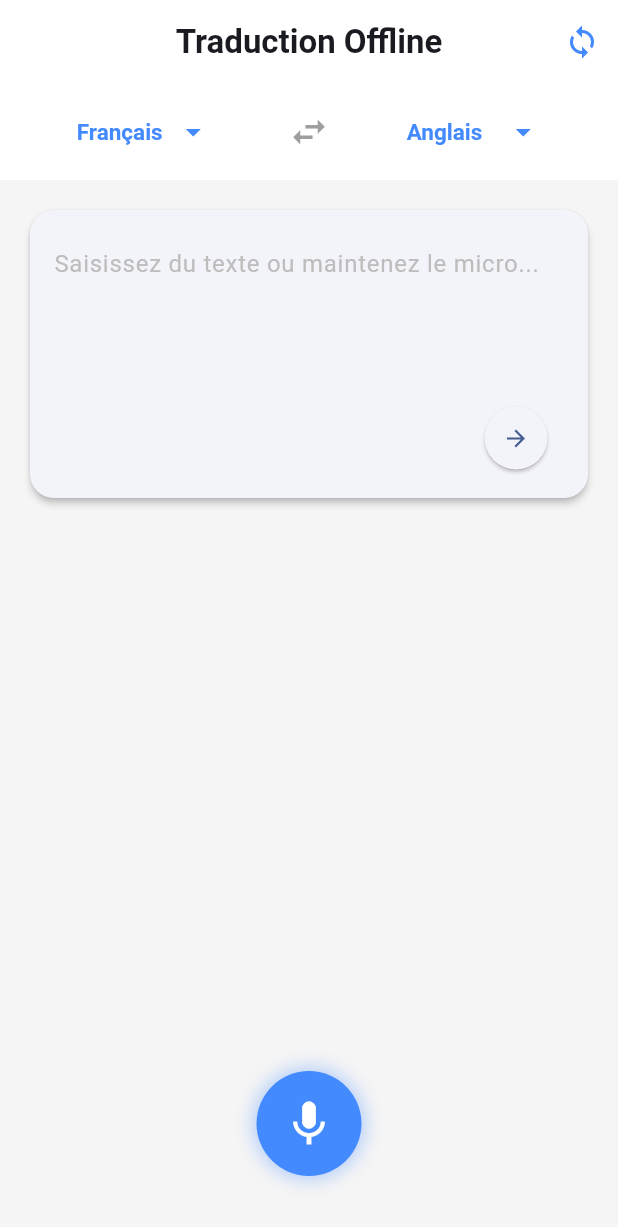
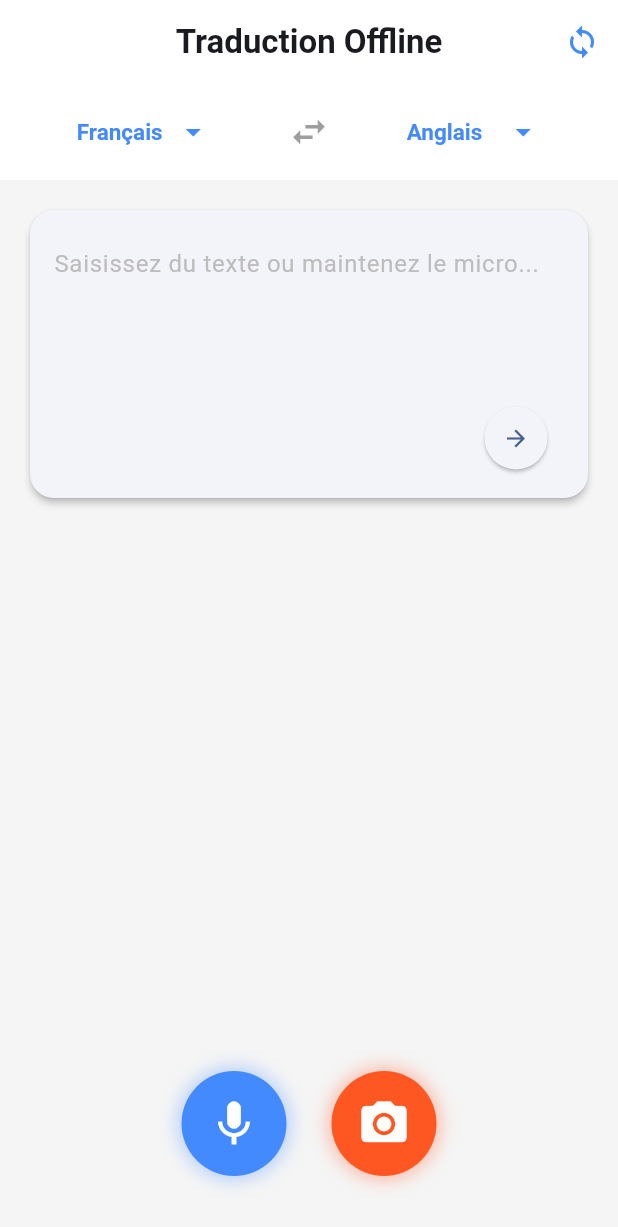
Before and after one commit to Julien-Bui/Offline-Translator, a Flutter app: the screen it shows after launch, after a tap on the "arrow forward" icon, on a phone screen of 412 x 824 dp. Shown: the top 1227 px of the screen. Run offline on Flutter 3.47's test engine with Material 3 defaults, Android fonts, the phone set to English and light mode, and no system bars; our stand-ins replace permission_handler, speech_to_text; missing offline and left inert: google_mlkit_translation.

Commit message:
update the apk

```diff
--- a/mobile/lib/db/local_db.dart
+++ /dev/null
@@ -1,41 +0,0 @@
-import 'package:sqflite/sqflite.dart';
-import 'package:path/path.dart';
-
-class LocalDatabase {
-  static final LocalDatabase instance = LocalDatabase._init();
-  static Database? _database;
-
-  LocalDatabase._init();
-
-  Future<Database> get database async {
-    if (_database != null) return _database!;
-    _database = await _initDB('translator_history.db');
-    return _database!;
-  }
-
-  Future<Database> _initDB(String filePath) async {
-    final dbPath = await getDatabasesPath();
-    return await openDatabase(join(dbPath, filePath), version: 1, onCreate: _createDB);
-  }
-
-  Future _createDB(Database db, int version) async {
-    await db.execute('''
-      CREATE TABLE history (
-        id INTEGER PRIMARY KEY AUTOINCREMENT,
-        sourceLang TEXT NOT NULL,
-        targetLang TEXT NOT NULL,
-        original TEXT NOT NULL,
-        translated TEXT NOT NULL,
-        timestamp TEXT NOT NULL
-      )
-    ''');
-  }
-
-  Future<void> insertTranslation({required String sourceLang, required String targetLang, required String original, required String translated}) async {
-    final db = await instance.database;
-    await db.insert('history', {
-      'sourceLang': sourceLang, 'targetLang': targetLang, 'original': original, 'translated': translated,
-      'timestamp': DateTime.now().toIso8601String(),
-    });
-  }
-}
--- a/mobile/lib/main.dart
+++ b/mobile/lib/main.dart
@@ -2,12 +2,11 @@ import 'package:flutter/material.dart';
 import 'package:speech_to_text/speech_to_text.dart' as stt;
 import 'package:permission_handler/permission_handler.dart';
 import 'package:google_mlkit_translation/google_mlkit_translation.dart';
-import 'db/local_db.dart';
 import 'sync/sync_service.dart';
+import 'services/image_translator.dart';
 
 void main() async {
   WidgetsFlutterBinding.ensureInitialized();
-  await LocalDatabase.instance.database;
   runApp(const OfflineTranslatorApp());
 }
 
@@ -35,10 +34,13 @@ class TranslationScreen extends StatefulWidget {
 class _TranslationScreenState extends State<TranslationScreen> {
   final TextEditingController _inputController = TextEditingController();
   final stt.SpeechToText _speech = stt.SpeechToText();
+  final ImageTranslator _imageTranslator = ImageTranslator();
 
   String _translatedText = "";
   bool _isTranslating = false;
   bool _isListening = false;
+  bool _isProcessingImage = false;
+  String? _ocrRectoText; // Text from front side (for recto-verso)
 
   String _sourceLang = "Français";
   String _targetLang = "Anglais";
@@ -156,13 +158,7 @@ class _TranslationScreenState extends State<TranslationScreen> {
         _isTranslating = false;
       });
 
-      await LocalDatabase.instance.insertTranslation(
-        sourceLang: _sourceLang.substring(0, 2).toLowerCase(),
-        targetLang: _targetLang.substring(0, 2).toLowerCase(),
-        original: text,
-        translated: realTranslation,
-      );
-      // Les données restent uniquement en local (Privacy-First)
+      // Privacy-First: NO history saved, NO data retained
     } catch (e) {
       debugPrint("Translation error: $e");
       setState(() {
@@ -185,7 +181,7 @@ class _TranslationScreenState extends State<TranslationScreen> {
             _inputController.text = val.recognizedWords;
           });
         },
-        localeId: _sttLocales[_sourceLang] ?? "en_US",
+        listenOptions: stt.SpeechListenOptions(localeId: _sttLocales[_sourceLang] ?? "en_US"),
       );
     }
   }
@@ -197,6 +193,129 @@ class _TranslationScreenState extends State<TranslationScreen> {
       _translate();
     }
   }
+
+  /// Requests camera permission with a clear explanation dialog.
+  Future<bool> _requestCameraPermission() async {
+    var status = await Permission.camera.status;
+
+    if (status.isDenied) {
+      if (!mounted) return false;
+      final shouldRequest = await showDialog<bool>(
+        context: context,
+        builder: (ctx) => AlertDialog(
+          title: const Text('Permission Caméra'),
+          content: const Text(
+            'L\'application a besoin d\'accéder à votre caméra pour photographier du texte et le traduire.\n\n'
+            '📸 La photo est analysée localement puis supprimée immédiatement.\n'
+            '🔒 Aucune image n\'est sauvegardée ni envoyée sur Internet.',
+          ),
+          actions: [
+            TextButton(
+              onPressed: () => Navigator.pop(ctx, false),
+              child: const Text('Refuser', style: TextStyle(color: Colors.grey)),
+            ),
+            ElevatedButton(
+              onPressed: () => Navigator.pop(ctx, true),
+              style: ElevatedButton.styleFrom(backgroundColor: Colors.deepOrange),
+              child: const Text('Autoriser', style: TextStyle(color: Colors.white)),
+            ),
+          ],
+        ),
+      ) ?? false;
+
+      if (!shouldRequest) return false;
+      status = await Permission.camera.request();
+    }
+
+    if (status.isPermanentlyDenied) {
+      if (mounted) {
+        ScaffoldMessenger.of(context).showSnackBar(
+          const SnackBar(content: Text('Caméra refusée. Activez-la dans les Paramètres de votre téléphone.')),
+        );
+      }
+      return false;
+    }
+
+    return status.isGranted;
+  }
+
+  /// Captures a photo, runs OCR, and translates the extracted text.
+  /// This is the "Recto" capture — front side of a document.
+  Future<void> _captureAndTranslate() async {
+    final hasPermission = await _requestCameraPermission();
+    if (!hasPermission) return;
+
+    setState(() {
+      _isProcessingImage = true;
+      _translatedText = "Capture de la photo...";
+      _ocrRectoText = null; // Reset recto-verso state
+    });
+
+    try {
+      setState(() => _translatedText = "Extraction du texte (OCR)...");
+      final extractedText = await _imageTranslator.captureAndExtract();
+
+      if (extractedText == null) {
+        setState(() {
+          _isProcessingImage = false;
+          _translatedText = "";
+        });
+        return; // User cancelled camera
+      }
+
+      // Store recto text for potential verso capture
+      setState(() {
+        _ocrRectoText = extractedText;
+        _inputController.text = extractedText;
+      });
+
+      // Translate immediately
+      await _translate();
+    } catch (e) {
+      debugPrint("Camera OCR error: $e");
+      setState(() {
+        _translatedText = "Erreur lors de l'extraction du texte. Veuillez réessayer.";
+      });
+    } finally {
+      setState(() => _isProcessingImage = false);
+    }
+  }
+
+  /// Captures the back side (verso) of a document, appends text to recto,
+  /// and translates the combined text.
+  Future<void> _captureVerso() async {
+    setState(() {
+      _isProcessingImage = true;
+      _translatedText = "Capture du verso...";
+    });
+
+    try {
+      final versoText = await _imageTranslator.captureAndExtract();
+
+      if (versoText == null) {
+        setState(() => _isProcessingImage = false);
+        return; // User cancelled
+      }
+
+      // Combine recto + verso
+      final combinedText = "${_ocrRectoText ?? ''}\n\n--- Verso ---\n\n$versoText";
+      setState(() {
+        _inputController.text = combinedText;
+        _ocrRectoText = null; // Reset — verso captured, no more captures needed
+      });
+
+      // Translate the full combined text
+      await _translate();
+    } catch (e) {
+      debugPrint("Verso OCR error: $e");
+      setState(() {
+        _translatedText = "Erreur lors de l'extraction du verso. Veuillez réessayer.";
+      });
+    } finally {
+      setState(() => _isProcessingImage = false);
+    }
+  }
+
 
   Widget _buildLanguageDropdown(String currentValue, ValueChanged<String?> onChanged) {
     return DropdownButton<String>(
@@ -320,7 +439,7 @@ class _TranslationScreenState extends State<TranslationScreen> {
                 if (_translatedText.isNotEmpty)
                   Card(
                     elevation: 0,
-                    color: Colors.blueAccent.withOpacity(0.1),
+                    color: Colors.blueAccent.withValues(alpha: 0.1),
                     shape: RoundedRectangleBorder(borderRadius: BorderRadius.circular(16)),
                     child: Padding(
                       padding: const EdgeInsets.all(20),
@@ -340,10 +459,14 @@ class _TranslationScreenState extends State<TranslationScreen> {
             ),
           ),
 
-          // Mic Button area
+          // Action Buttons Row (Mic + Camera)
           Padding(
             padding: const EdgeInsets.only(bottom: 40),
-            child: GestureDetector(
+            child: Row(
+              mainAxisAlignment: MainAxisAlignment.center,
+              children: [
+                // Mic Button
+                GestureDetector(
                   onLongPressStart: (_) => _startListening(),
                   onLongPressEnd: (_) => _stopListening(),
                   child: AnimatedContainer(
@@ -355,7 +478,7 @@ class _TranslationScreenState extends State<TranslationScreen> {
                       color: _isListening ? Colors.redAccent : Colors.blueAccent,
                       boxShadow: [
                         BoxShadow(
-                      color: (_isListening ? Colors.redAccent : Colors.blueAccent).withOpacity(0.4),
+                          color: (_isListening ? Colors.redAccent : Colors.blueAccent).withValues(alpha: 0.4),
                           blurRadius: _isListening ? 20 : 10,
                           spreadRadius: _isListening ? 10 : 2,
                         )
@@ -364,11 +487,50 @@ class _TranslationScreenState extends State<TranslationScreen> {
                     child: const Icon(Icons.mic, color: Colors.white, size: 36),
                   ),
                 ),
+                const SizedBox(width: 30),
+                // Camera Button
+                GestureDetector(
+                  onTap: _isProcessingImage ? null : _captureAndTranslate,
+                  child: AnimatedContainer(
+                    duration: const Duration(milliseconds: 200),
+                    width: 70,
+                    height: 70,
+                    decoration: BoxDecoration(
+                      shape: BoxShape.circle,
+                      color: _isProcessingImage ? Colors.grey : Colors.deepOrange,
+                      boxShadow: [
+                        BoxShadow(
+                          color: (_isProcessingImage ? Colors.grey : Colors.deepOrange).withValues(alpha: 0.4),
+                          blurRadius: 10,
+                          spreadRadius: 2,
+                        )
+                      ],
+                    ),
+                    child: _isProcessingImage
+                        ? const SizedBox(width: 30, height: 30, child: CircularProgressIndicator(color: Colors.white, strokeWidth: 3))
+                        : const Icon(Icons.camera_alt, color: Colors.white, size: 36),
+                  ),
+                ),
+              ],
+            ),
           ),
           if (_isListening)
             const Padding(
               padding: EdgeInsets.only(bottom: 20),
               child: Text("Je vous écoute...", style: TextStyle(color: Colors.redAccent, fontWeight: FontWeight.bold)),
+            ),
+          if (_ocrRectoText != null)
+            Padding(
+              padding: const EdgeInsets.only(bottom: 20),
+              child: ElevatedButton.icon(
+                icon: const Icon(Icons.flip),
+                label: const Text('Capturer le Verso'),
+                style: ElevatedButton.styleFrom(
+                  backgroundColor: Colors.deepOrange,
+                  foregroundColor: Colors.white,
+                ),
+                onPressed: _isProcessingImage ? null : _captureVerso,
+              ),
             )
         ],
       ),
--- a/mobile/pubspec.yaml
+++ b/mobile/pubspec.yaml
@@ -10,13 +10,13 @@ environment:
 dependencies:
   flutter:
     sdk: flutter
-  sqflite: ^2.3.0
-  path: ^1.8.3
   http: ^1.1.0
   path_provider: ^2.1.1
   speech_to_text: ^7.4.0
   permission_handler: ^11.3.1
   google_mlkit_translation: ^0.14.0
+  google_mlkit_text_recognition: ^0.16.0
+  image_picker: ^1.0.7
 
 dev_dependencies:
   flutter_test:
```
Also changed, not shown: mobile/pubspec.lock, 3 other files. Lines whose indentation alone changed are shown as unchanged.
